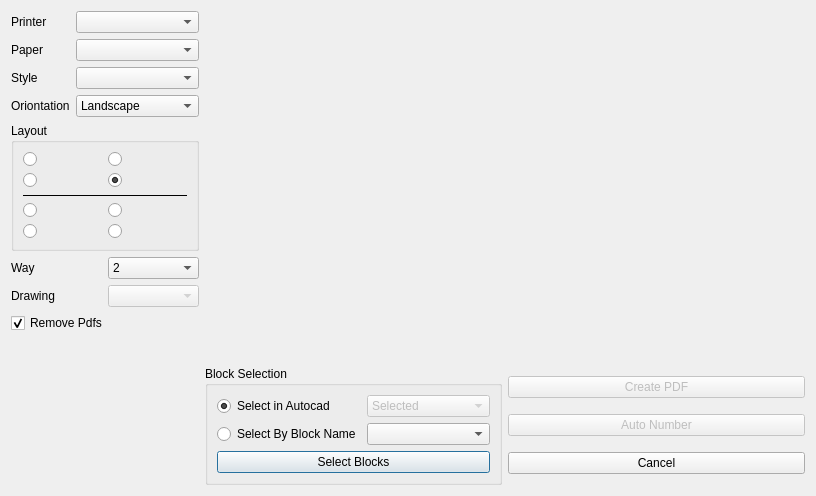
The window that widgets/import_export/export_dwg_to_pdf.ui (ebrahimraeyat/civilTools) describes before a commit, drawn with Qt 5.
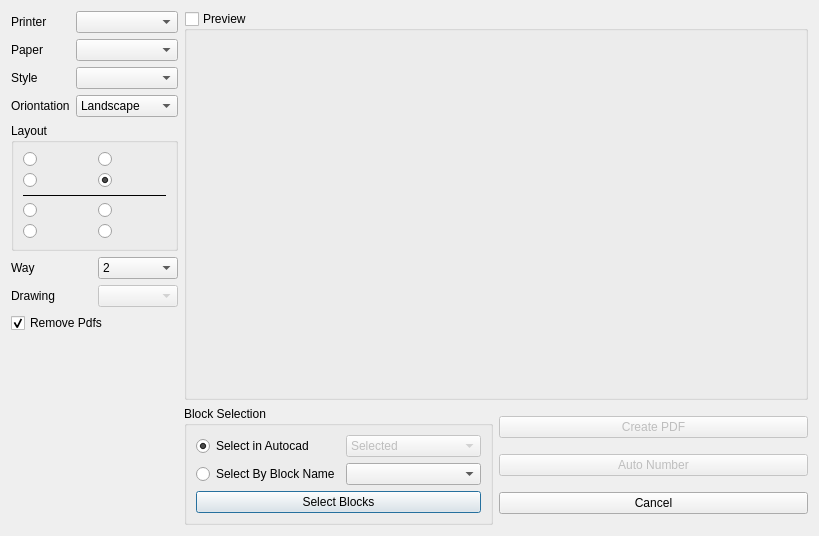
The same window after the commit. Icons and pictures are not drawn.

Commit message: Option for display preview in dwg to pdf

Patch:
```diff
--- a/widgets/import_export/export_dwg_to_pdf.ui
+++ b/widgets/import_export/export_dwg_to_pdf.ui
@@ -6,8 +6,8 @@
    <rect>
     <x>0</x>
     <y>0</y>
-    <width>816</width>
-    <height>496</height>
+    <width>819</width>
+    <height>536</height>
    </rect>
   </property>
   <property name="windowTitle">
@@ -17,7 +17,7 @@
    <iconset resource="../../civiltools.qrc">
     <normaloff>:/import_export/images/import_export/PDF_file_icon.svg</normaloff>:/import_export/images/import_export/PDF_file_icon.svg</iconset>
   </property>
-  <layout class="QHBoxLayout" name="horizontalLayout_4">
+  <layout class="QHBoxLayout" name="horizontalLayout_5">
    <item>
     <layout class="QVBoxLayout" name="verticalLayout">
      <property name="sizeConstraint">
@@ -313,6 +313,18 @@
    <item>
     <layout class="QVBoxLayout" name="verticalLayout_3">
      <item>
+      <widget class="QGroupBox" name="preview_groupbox">
+       <property name="title">
+        <string>Preview</string>
+       </property>
+       <property name="checkable">
+        <bool>true</bool>
+       </property>
+       <property name="checked">
+        <bool>false</bool>
+       </property>
+       <layout class="QHBoxLayout" name="horizontalLayout_4">
+        <item>
       <widget class="QLabel" name="preview_label">
        <property name="minimumSize">
         <size>
@@ -323,6 +335,9 @@
        <property name="text">
         <string/>
        </property>
+         </widget>
+        </item>
+       </layout>
       </widget>
      </item>
      <item>
```
Lines whose indentation alone changed are shown as unchanged. The commit also changes 1 other file.
